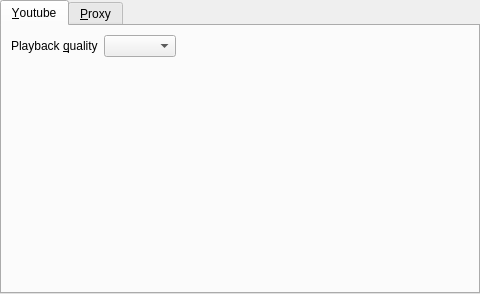
Above: src/prefnetwork.ui from wilbert2000/wzplayer before the change. Below: the same form after it.
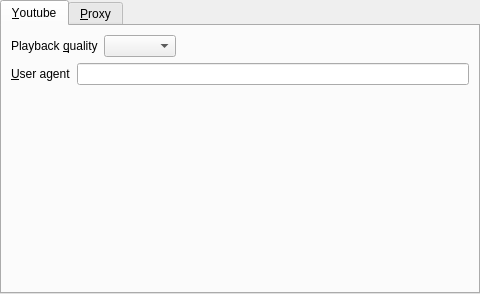
That is the form after the change.

Commit message: Add an option to set the user agent

The edit to the form file:
```diff
--- a/src/prefnetwork.ui
+++ b/src/prefnetwork.ui
@@ -54,6 +54,23 @@
          </item>
         </layout>
        </item>
+       <item>
+        <layout class="QHBoxLayout" name="horizontalLayout">
+         <item>
+          <widget class="QLabel" name="yt_user_agent_label">
+           <property name="text">
+            <string>&amp;User agent</string>
+           </property>
+           <property name="buddy">
+            <cstring>yt_user_agent_edit</cstring>
+           </property>
+          </widget>
+         </item>
+         <item>
+          <widget class="QLineEdit" name="yt_user_agent_edit"/>
+         </item>
+        </layout>
+       </item>
        <item>
         <spacer name="verticalSpacer_2">
          <property name="orientation">
```
Left out of the diff: 1 changed line with no effect on the pictures. The commit also changes 1 other file.
